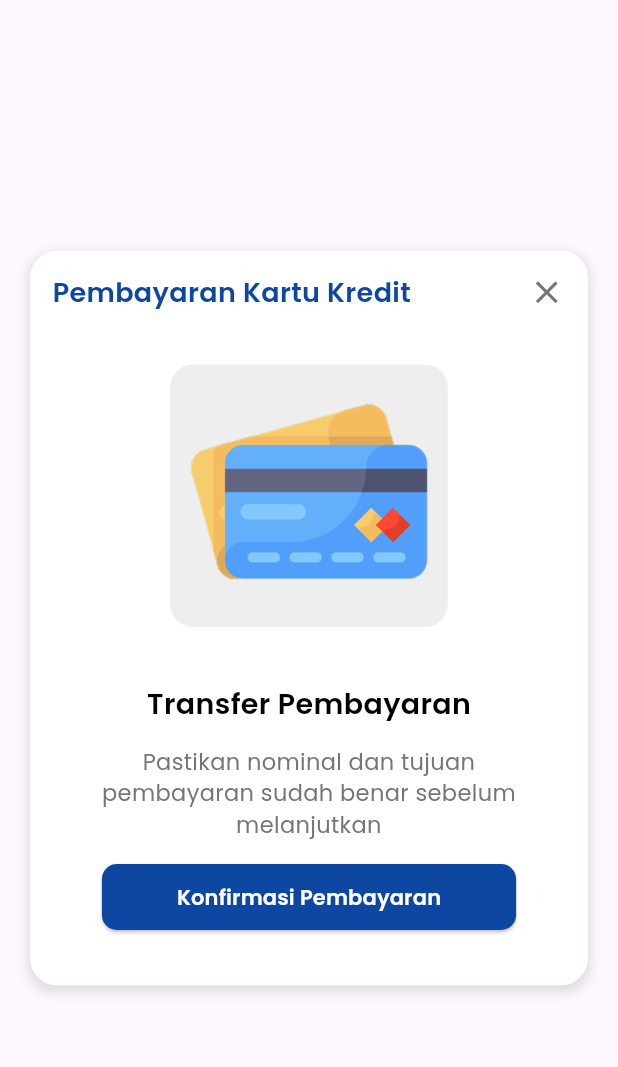
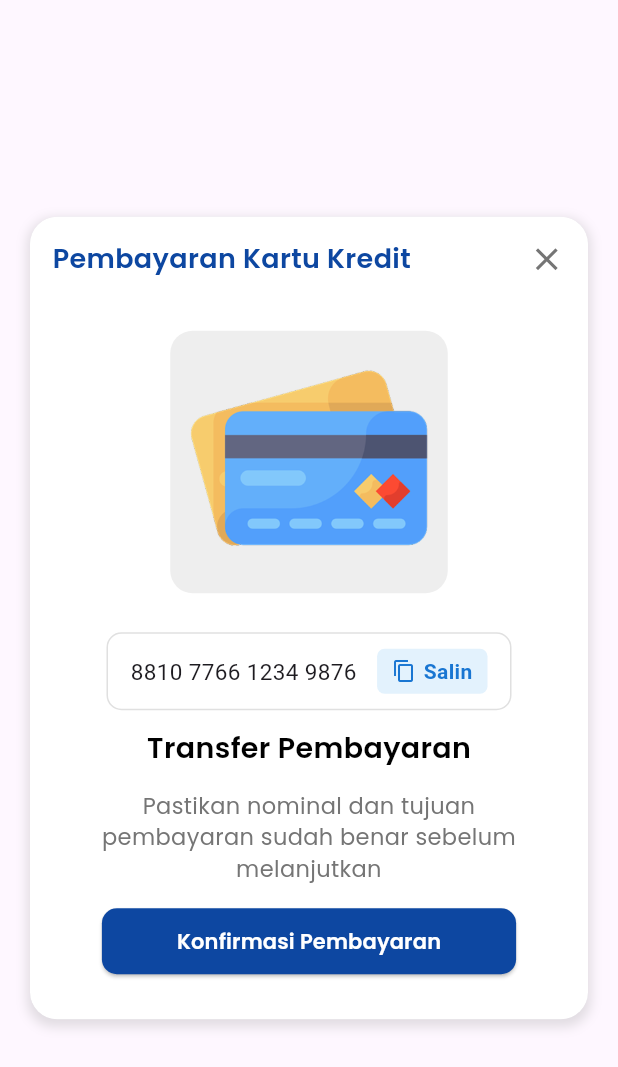
Before and after one commit to andkstrr/TicketingApp, a Flutter app: the PopupCreditPayment widget shown alone on an empty page, opened directly, on a phone screen of 412 x 824 dp. Shown: the top 1067 px of the screen. Run offline on Flutter 3.47's test engine with Material 3 defaults, Android fonts, the phone set to English and light mode, and no system bars; our stand-ins replace google_fonts.

Commit message:
update pop up credit card

```diff
--- a/lib/components/popup_credit.dart
+++ b/lib/components/popup_credit.dart
@@ -1,4 +1,5 @@
 import 'package:flutter/material.dart';
+import 'package:flutter/services.dart';
 import 'package:ticketing_app/receipt.dart';
 import 'package:google_fonts/google_fonts.dart';
 
@@ -18,12 +19,10 @@ class PopupCreditPayment extends StatelessWidget {
   Widget build(BuildContext context) {
     return Dialog(
       insetPadding: EdgeInsets.all(20.0),
-      shape: RoundedRectangleBorder(
-        borderRadius: BorderRadius.circular(18),
-      ),
+      shape: RoundedRectangleBorder(borderRadius: BorderRadius.circular(18)),
       child: Container(
         width: double.infinity,
-        height: 490,
+        height: 535,
         padding: const EdgeInsets.all(15),
         decoration: BoxDecoration(
           color: Colors.white,
@@ -52,11 +51,7 @@ class PopupCreditPayment extends StatelessWidget {
                 const Spacer(),
                 GestureDetector(
                   onTap: () => Navigator.pop(context),
-                  child: Icon(
-                    Icons.close,
-                    size: 25,
-                    color: Colors.grey[600],
-                  ),
+                  child: Icon(Icons.close, size: 25, color: Colors.grey[600]),
                 ),
               ],
             ),
@@ -81,6 +76,59 @@ class PopupCreditPayment extends StatelessWidget {
               ),
             ),
             const SizedBox(height: 26),
+            Container(
+              width: 270,
+              padding: EdgeInsets.symmetric(horizontal: 15, vertical: 10),
+              decoration: BoxDecoration(
+                border: Border.all(color: Colors.grey.shade300),
+                borderRadius: BorderRadius.circular(10),
+              ),
+              child: Row(
+                crossAxisAlignment: CrossAxisAlignment.center,
+                mainAxisAlignment: MainAxisAlignment.spaceBetween,
+                children: [
+                  Text('8810 7766 1234 9876', style: TextStyle(fontSize: 15)),
+                  InkWell(
+                      onTap: () {
+                        // Teks yang akan disalin
+                        final String textToCopy = '8810 7766 1234 9876';
+
+                        // Salin teks ke clipboard
+                        Clipboard.setData(ClipboardData(text: textToCopy));
+
+                        // Beri umpan balik (feedback) kepada pengguna menggunakan SnackBar
+                        ScaffoldMessenger.of(context).showSnackBar(
+                          SnackBar(
+                            content: Text('Nomor berhasil disalin!'),
+                            duration: Duration(seconds: 2),
+                          ),
+                        );
+                    },
+                    child: Container(
+                      padding: EdgeInsets.symmetric(horizontal: 10, vertical: 5),
+                      decoration: BoxDecoration(
+                        color: Colors.blue[50],
+                        borderRadius: BorderRadius.circular(5),
+                      ),
+                      child: Row(
+                        children: [
+                          Icon(Icons.copy, size: 16, color: Colors.blue[700]),
+                          SizedBox(width: 5),
+                          Text(
+                            'Salin',
+                            style: TextStyle(
+                              fontSize: 14,
+                              fontWeight: FontWeight.w600,
+                              color: Colors.blue[700],
+                            ),
+                          ),
+                        ],
+                      ),
+                    ),
+                  ),
+                ],
+              ),
+            ),
             Padding(
               padding: const EdgeInsets.all(12),
               child: Column(
```
